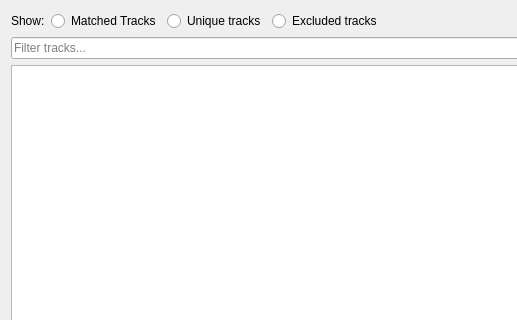
First picture: the form in src/statsyncing/ui/MatchedTracksPage.ui, repository KDE/amarok, before the edit; both pictures show x 0 to 517 and y 0 to 320 of the 860 by 500 pixel window.
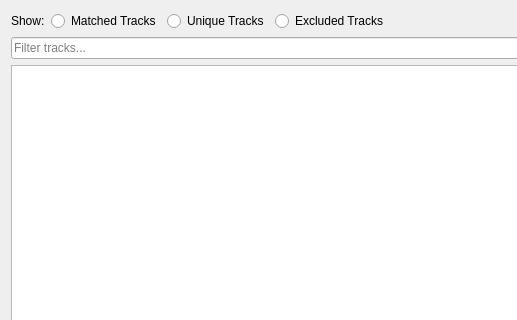
Second picture: the form after the edit. Custom widgets are drawn as their Qt base class.

```diff
--- a/src/statsyncing/ui/MatchedTracksPage.ui
+++ b/src/statsyncing/ui/MatchedTracksPage.ui
@@ -33,7 +33,7 @@
         <string>Tracks that are unique to their sources</string>
        </property>
        <property name="text">
-        <string>Unique tracks</string>
+        <string>Unique Tracks</string>
        </property>
       </widget>
      </item>
@@ -43,7 +43,7 @@
         <string>Tracks that have been excluded from synchronization due to ambiguity</string>
        </property>
        <property name="text">
-        <string>Excluded tracks</string>
+        <string>Excluded Tracks</string>
        </property>
       </widget>
      </item>
```
